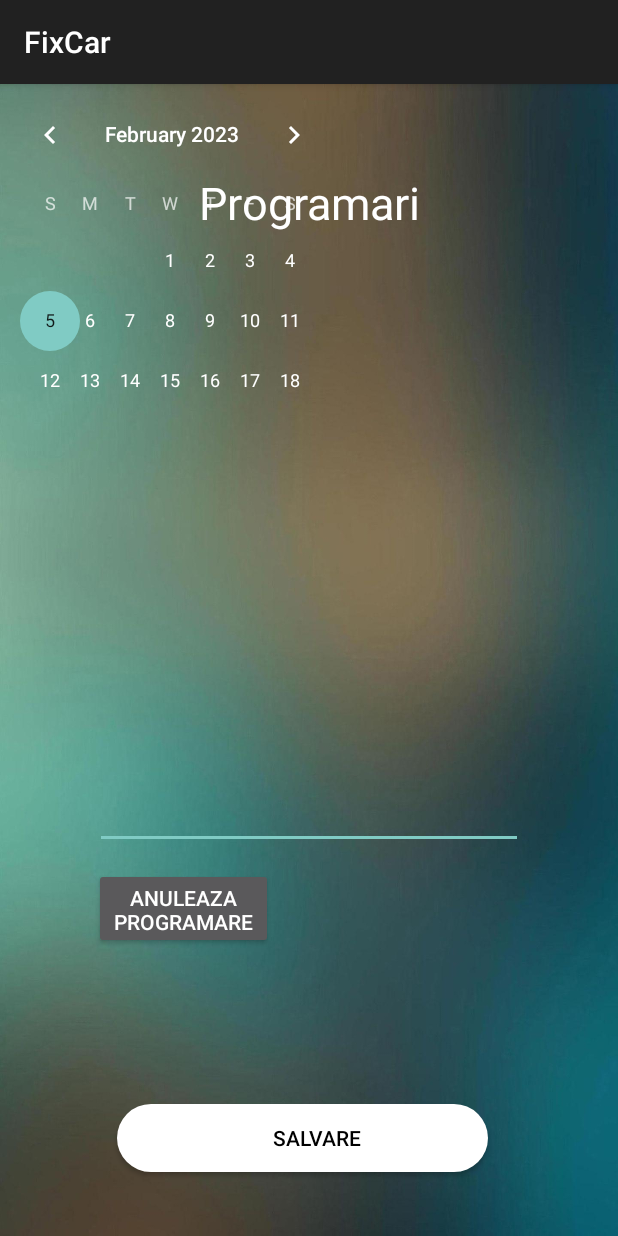
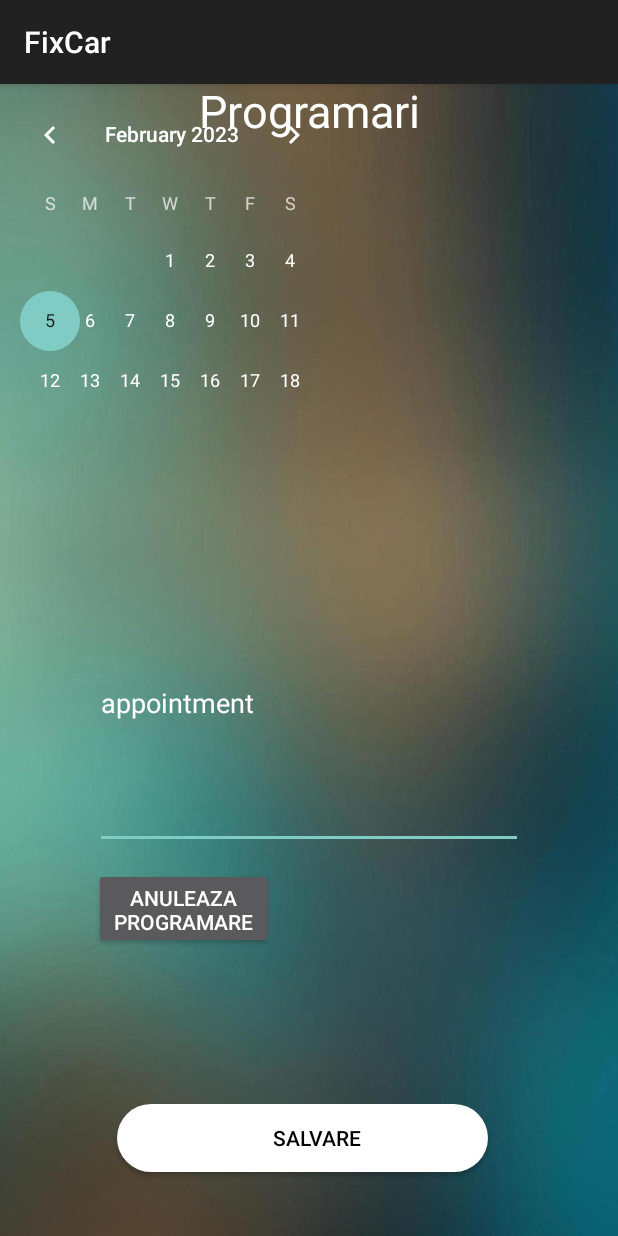
Before and after one commit to theMightyCookie/FixCar, an Android app: the clientSeeAppointments screen opened directly, with no data from a screen before it, on a phone screen of 412 x 824 dp. Run offline under Robolectric (Android 15) with nearby library versions, the phone set to English and light mode, and no system bars; our stand-ins replace Firebase (no records; nobody signed in at launch, a user with empty details on screens opened directly).

Commit message:
edited clientSeeAppointments

```diff
--- a/app/src/main/java/com/example/fixcar/clientMakeAppointments.java
+++ b/app/src/main/java/com/example/fixcar/clientMakeAppointments.java
@@ -67,7 +67,7 @@ public class clientMakeAppointments extends AppCompatActivity {
                         databaseReference.child("users").child(currentuser.getUid()).child("mechanic").child("appointment").setValue(appointmentText);
 
                         Toast.makeText(clientMakeAppointments.this, "Programarea a fost creata cu succes!", Toast.LENGTH_SHORT).show();
-                        startActivity(new Intent(clientMakeAppointments.this, mechanicLandingPage.class));
+
                     }
 
                     @Override
--- a/app/src/main/java/com/example/fixcar/clientSeeAppointments.java
+++ b/app/src/main/java/com/example/fixcar/clientSeeAppointments.java
@@ -1,8 +1,25 @@
 package com.example.fixcar;
 
+import androidx.annotation.NonNull;
 import androidx.appcompat.app.AppCompatActivity;
 
+import android.annotation.SuppressLint;
+import android.content.Intent;
 import android.os.Bundle;
+import android.view.View;
+import android.widget.Button;
+import android.widget.EditText;
+import android.widget.Toast;
+
+import com.google.firebase.auth.FirebaseAuth;
+import com.google.firebase.auth.FirebaseUser;
+import com.google.firebase.database.DataSnapshot;
+import com.google.firebase.database.DatabaseError;
+import com.google.firebase.database.DatabaseReference;
+import com.google.firebase.database.FirebaseDatabase;
+import com.google.firebase.database.ValueEventListener;
+
+import java.util.Objects;
 
 public class clientSeeAppointments extends AppCompatActivity {
 
@@ -10,5 +27,59 @@ public class clientSeeAppointments extends AppCompatActivity {
     protected void onCreate(Bundle savedInstanceState) {
         super.onCreate(savedInstanceState);
         setContentView(R.layout.activity_client_see_appointments);
+
+        DatabaseReference databaseReference = FirebaseDatabase.getInstance().getReferenceFromUrl("https://fixcar-1b5cf-default-rtdb.firebaseio.com");
+        FirebaseUser currentuser = FirebaseAuth.getInstance().getCurrentUser();
+
+        final Button saveBtn = findViewById(R.id.btnSave);
+        final EditText appointment = findViewById(R.id.editTextTextMultiLine);
+
+        databaseReference.child("users").addListenerForSingleValueEvent(new ValueEventListener() {
+            @SuppressLint("SetTextI18n")
+            @Override
+            public void onDataChange(@NonNull DataSnapshot snapshot) {
+                assert currentuser != null;
+                if (!(snapshot.child(currentuser.getUid()).child("mechanic").child("appointment").getValue() == null))
+                {
+                    appointment.setText(Objects.requireNonNull(snapshot.child(currentuser.getUid()).child("mechanic").child("appointment").getValue()).toString());
+                }
+                else{
+                    appointment.setText("appointment");
+                }
+
+
+            }
+
+            @Override
+            public void onCancelled(@NonNull DatabaseError error) {
+
+            }
+        });
+
+        saveBtn.setOnClickListener(new View.OnClickListener() {
+            @Override
+            public void onClick(View v) {
+                final String appointmentText = appointment.getText().toString().trim();
+
+                databaseReference.addValueEventListener(new ValueEventListener() {
+                    @Override
+                    public void onDataChange(@NonNull DataSnapshot snapshot) {
+                        databaseReference.child("users").child(currentuser.getUid()).child("mechanic").child("appointment").setValue(appointmentText);
+
+                        Toast.makeText(clientSeeAppointments.this, "Programarea a fost creata cu succes!", Toast.LENGTH_SHORT).show();
+
+                    }
+
+                    @Override
+                    public void onCancelled(@NonNull DatabaseError error) {
+
+                    }
+                });
+
+
+
+
+            }
+        });
     }
 }
--- a/app/src/main/res/layout/activity_client_see_appointments.xml
+++ b/app/src/main/res/layout/activity_client_see_appointments.xml
@@ -15,7 +15,7 @@
         android:textColor="#FFFFFF"
         android:textSize="30sp"
         android:textStyle="normal"
-        app:layout_constraintBottom_toBottomOf="parent"
+        app:layout_constraintBottom_toTopOf="@+id/calendarView2"
         app:layout_constraintEnd_toEndOf="parent"
         app:layout_constraintStart_toStartOf="parent"
         app:layout_constraintTop_toTopOf="parent"
@@ -47,6 +47,7 @@
         android:ems="10"
         android:gravity="start|top"
         android:inputType="textMultiLine"
+        android:text="Nu exista programari"
         app:layout_constraintBottom_toBottomOf="parent"
         app:layout_constraintEnd_toEndOf="parent"
         app:layout_constraintStart_toStartOf="parent"
@@ -58,7 +59,8 @@
         android:layout_width="229dp"
         android:layout_height="220dp"
         tools:layout_editor_absoluteX="91dp"
-        tools:layout_editor_absoluteY="132dp" />
+        tools:layout_editor_absoluteY="132dp"
+        tools:ignore="MissingConstraints" />
 
     <Button
         android:id="@+id/anulare"
```
